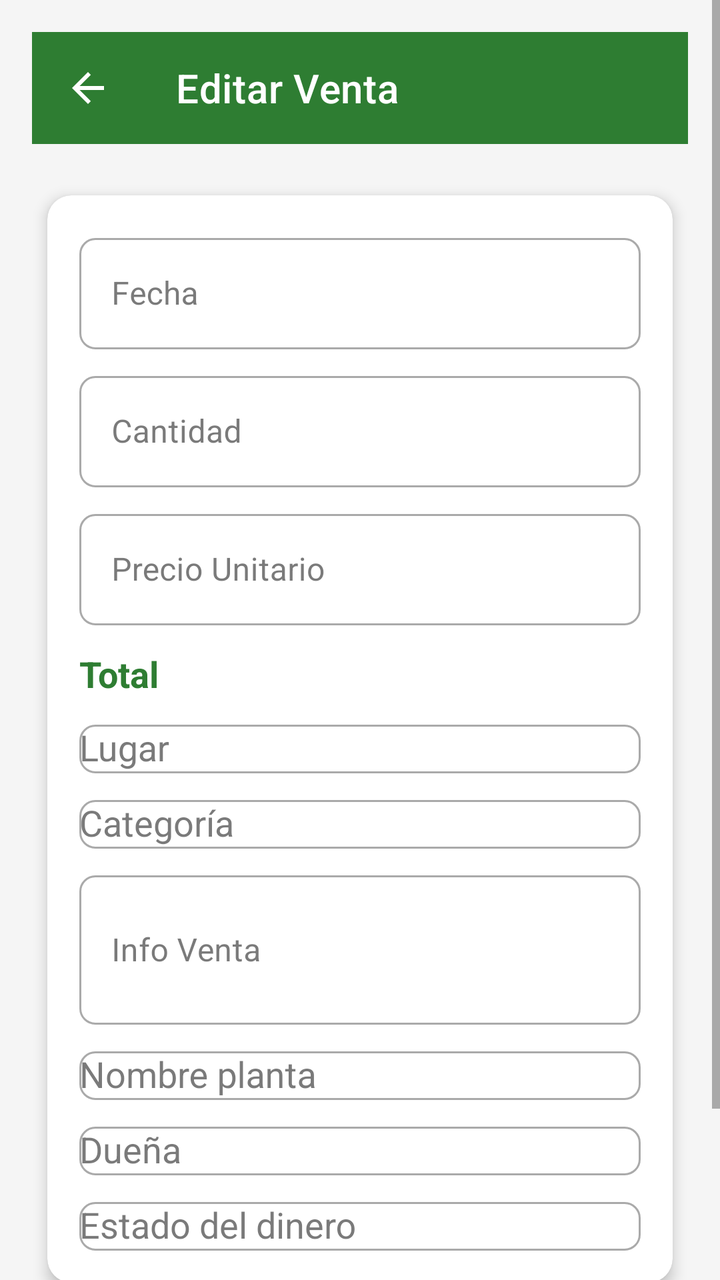
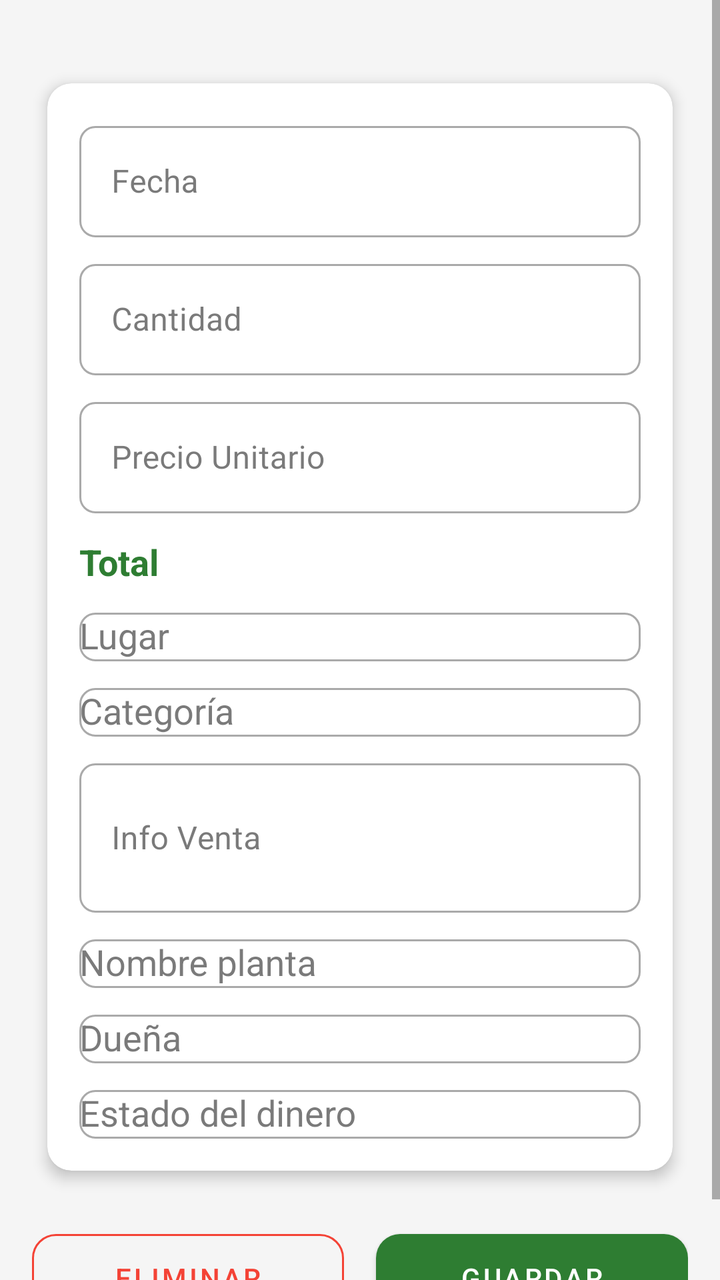

Compare the two renders of this Android layout. The source of the first and the diff that turns it into the second are given below.
<!-- AndroidManifest.xml: application theme Theme.OasisCheck -->
<!-- res/layout/activity_editar_venta.xml -->
<?xml version="1.0" encoding="utf-8"?>
<ScrollView
    xmlns:android="http://schemas.android.com/apk/res/android"
    xmlns:app="http://schemas.android.com/apk/res-auto"
    android:layout_width="match_parent"
    android:layout_height="match_parent"
    android:background="@color/background">

    <LinearLayout
        android:layout_width="match_parent"
        android:layout_height="wrap_content"
        android:orientation="vertical"
        android:padding="16dp">

        <com.google.android.material.appbar.MaterialToolbar
            android:id="@+id/toolbar"
            android:layout_width="match_parent"
            android:layout_height="?attr/actionBarSize"
            android:background="@color/green_primary"
            app:navigationIcon="@drawable/ic_back"
            app:title="@string/editar_venta"
            app:titleTextColor="@color/white"
            app:navigationIconTint="@color/white" />

        <androidx.cardview.widget.CardView
            style="@style/CardStyle"
            android:layout_width="match_parent"
            android:layout_height="wrap_content"
            android:layout_marginTop="16dp">

            <LinearLayout
                android:layout_width="match_parent"
                android:layout_height="wrap_content"
                android:orientation="vertical"
                android:padding="16dp">

                <com.google.android.material.textfield.TextInputLayout
                    style="@style/InputStyle"
                    android:layout_width="match_parent"
                    android:layout_height="wrap_content"
                    android:hint="@string/fecha">

                    <com.google.android.material.textfield.TextInputEditText
                        android:id="@+id/et_fecha"
                        android:layout_width="match_parent"
                        android:layout_height="wrap_content"
                        android:focusable="false"
                        android:clickable="true" />

                </com.google.android.material.textfield.TextInputLayout>

                <com.google.android.material.textfield.TextInputLayout
                    style="@style/InputStyle"
                    android:layout_width="match_parent"
                    android:layout_height="wrap_content"
                    android:layout_marginTop="8dp"
                    android:hint="@string/cantidad">

                    <com.google.android.material.textfield.TextInputEditText
                        android:id="@+id/et_cantidad"
                        android:layout_width="match_parent"
                        android:layout_height="wrap_content"
                        android:inputType="number" />

                </com.google.android.material.textfield.TextInputLayout>

                <com.google.android.material.textfield.TextInputLayout
                    style="@style/InputStyle"
                    android:layout_width="match_parent"
                    android:layout_height="wrap_content"
                    android:layout_marginTop="8dp"
                    android:hint="@string/precio_unitario"
                    app:prefixText="$">

                    <com.google.android.material.textfield.TextInputEditText
                        android:id="@+id/et_precio"
                        android:layout_width="match_parent"
                        android:layout_height="wrap_content"
                        android:inputType="numberDecimal" />

                </com.google.android.material.textfield.TextInputLayout>

                <TextView
                    android:id="@+id/tv_total"
                    android:layout_width="match_parent"
                    android:layout_height="wrap_content"
                    android:layout_marginTop="12dp"
                    android:text="@string/total"
                    android:textSize="18sp"
                    android:textStyle="bold"
                    android:textColor="@color/green_primary" />

                <com.google.android.material.textfield.TextInputLayout
                    style="@style/InputStyle"
                    android:layout_width="match_parent"
                    android:layout_height="wrap_content"
                    android:layout_marginTop="8dp"
                    android:hint="@string/lugar">

                    <AutoCompleteTextView
                        android:id="@+id/spinner_lugar"
                        android:layout_width="match_parent"
                        android:layout_height="wrap_content"
                        android:inputType="none" />

                </com.google.android.material.textfield.TextInputLayout>

                <com.google.android.material.textfield.TextInputLayout
                    style="@style/InputStyle"
                    android:layout_width="match_parent"
                    android:layout_height="wrap_content"
                    android:layout_marginTop="8dp"
                    android:hint="@string/categoria">

                    <AutoCompleteTextView
                        android:id="@+id/spinner_categoria"
                        android:layout_width="match_parent"
                        android:layout_height="wrap_content"
                        android:inputType="none" />

                </com.google.android.material.textfield.TextInputLayout>

                <com.google.android.material.textfield.TextInputLayout
                    style="@style/InputStyle"
                    android:layout_width="match_parent"
                    android:layout_height="wrap_content"
                    android:layout_marginTop="8dp"
                    android:hint="@string/info_venta">

                    <com.google.android.material.textfield.TextInputEditText
                        android:id="@+id/et_info"
                        android:layout_width="match_parent"
                        android:layout_height="wrap_content"
                        android:inputType="textMultiLine"
                        android:minLines="2" />

                </com.google.android.material.textfield.TextInputLayout>

                <com.google.android.material.textfield.TextInputLayout
                    style="@style/InputStyle"
                    android:layout_width="match_parent"
                    android:layout_height="wrap_content"
                    android:layout_marginTop="8dp"
                    android:hint="@string/nombre_planta">

                    <AutoCompleteTextView
                        android:id="@+id/et_nombre_planta"
                        android:layout_width="match_parent"
                        android:layout_height="wrap_content"
                        android:inputType="text" />

                </com.google.android.material.textfield.TextInputLayout>

                <com.google.android.material.textfield.TextInputLayout
                    style="@style/InputStyle"
                    android:layout_width="match_parent"
                    android:layout_height="wrap_content"
                    android:layout_marginTop="8dp"
                    android:hint="@string/duena">

                    <AutoCompleteTextView
                        android:id="@+id/spinner_duenia"
                        android:layout_width="match_parent"
                        android:layout_height="wrap_content"
                        android:inputType="none" />

                </com.google.android.material.textfield.TextInputLayout>

                <com.google.android.material.textfield.TextInputLayout
                    style="@style/InputStyle"
                    android:layout_width="match_parent"
                    android:layout_height="wrap_content"
                    android:layout_marginTop="8dp"
                    android:hint="@string/estado_del_dinero">

                    <AutoCompleteTextView
                        android:id="@+id/spinner_estado_dinero"
                        android:layout_width="match_parent"
                        android:layout_height="wrap_content"
                        android:inputType="none" />

                </com.google.android.material.textfield.TextInputLayout>

            </LinearLayout>

        </androidx.cardview.widget.CardView>

        <LinearLayout
            android:layout_width="match_parent"
            android:layout_height="wrap_content"
            android:orientation="horizontal"
            android:layout_marginTop="16dp">

            <com.google.android.material.button.MaterialButton
                android:id="@+id/btn_eliminar"
                style="@style/Widget.MaterialComponents.Button.OutlinedButton"
                android:layout_width="0dp"
                android:layout_height="56dp"
                android:layout_weight="1"
                android:layout_marginEnd="8dp"
                android:text="@string/eliminar"
                android:textColor="@color/red"
                app:strokeColor="@color/red"
                app:cornerRadius="12dp" />

            <com.google.android.material.button.MaterialButton
                android:id="@+id/btn_guardar"
                android:layout_width="0dp"
                android:layout_height="56dp"
                android:layout_weight="1"
                android:layout_marginStart="8dp"
                android:text="@string/guardar"
                app:backgroundTint="@color/green_primary"
                app:cornerRadius="12dp" />

        </LinearLayout>

    </LinearLayout>

</ScrollView>
<!-- resources referenced by this layout -->
<resources>
  <color name="background">#F5F5F5</color>
  <color name="green_primary">#2E7D32</color>
  <color name="red">#F44336</color>
  <color name="white">#FFFFFF</color>
  <!-- drawable ic_back (drawable) -->
  <?xml version="1.0" encoding="utf-8"?>
  <vector xmlns:android="http://schemas.android.com/apk/res/android"
      android:width="24dp"
      android:height="24dp"
      android:viewportWidth="24"
      android:viewportHeight="24"
      android:tint="?attr/colorControlNormal">
      <path
          android:fillColor="@android:color/white"
          android:pathData="M20,11H7.83l5.59,-5.59L12,4l-8,8 8,8 1.41,-1.41L7.83,13H20v-2z"/>
  </vector>
  <string name="cantidad">Cantidad</string>
  <string name="categoria">Categoría</string>
  <string name="duena">Dueña</string>
  <string name="editar_venta">Editar Venta</string>
  <string name="eliminar">Eliminar</string>
  <string name="estado_del_dinero">Estado del dinero</string>
  <string name="fecha">Fecha</string>
  <string name="guardar">Guardar</string>
  <string name="info_venta">Info Venta</string>
  <string name="lugar">Lugar</string>
  <string name="nombre_planta">Nombre planta</string>
  <string name="precio_unitario">Precio Unitario</string>
  <string name="total">Total</string>
  <style name="CardStyle">
          <item name="cardCornerRadius">12dp</item>
          <item name="cardElevation">4dp</item>
          <item name="cardUseCompatPadding">true</item>
      </style>
  <style name="InputStyle" parent="Widget.MaterialComponents.TextInputLayout.OutlinedBox">
          <item name="boxCornerRadiusTopStart">8dp</item>
          <item name="boxCornerRadiusTopEnd">8dp</item>
          <item name="boxCornerRadiusBottomStart">8dp</item>
          <item name="boxCornerRadiusBottomEnd">8dp</item>
      </style>
  <style name="Theme.OasisCheck" parent="Theme.MaterialComponents.DayNight.DarkActionBar">
          <item name="colorPrimary">@color/green_primary</item>
          <item name="colorPrimaryDark">@color/green_primary_dark</item>
          <item name="colorAccent">@color/green_accent</item>
          <item name="colorSecondary">@color/green_accent</item>
          <item name="colorOnSurface">@color/text_primary</item>
          <item name="android:statusBarColor">@color/green_primary_dark</item>
      </style>
  <color name="green_primary_dark">#1B5E20</color>
  <color name="green_accent">#66BB6A</color>
  <color name="text_primary">#212121</color>
</resources>

<!-- the commit's change to res/layout/activity_editar_venta.xml (unified diff, before → after) -->
@@ -12,15 +12,7 @@
         android:orientation="vertical"
         android:padding="16dp">
 
-        <com.google.android.material.appbar.MaterialToolbar
-            android:id="@+id/toolbar"
-            android:layout_width="match_parent"
-            android:layout_height="?attr/actionBarSize"
-            android:background="@color/green_primary"
-            app:navigationIcon="@drawable/ic_back"
-            app:title="@string/editar_venta"
-            app:titleTextColor="@color/white"
-            app:navigationIconTint="@color/white" />
+
 
         <androidx.cardview.widget.CardView
             style="@style/CardStyle"
<!-- resource entries referenced after the edit -->
@@ -3,23 +3,9 @@
   <color name="background">#F5F5F5</color>
   <color name="green_primary">#2E7D32</color>
   <color name="red">#F44336</color>
-  <color name="white">#FFFFFF</color>
-  <!-- drawable ic_back (drawable) -->
-  <?xml version="1.0" encoding="utf-8"?>
-  <vector xmlns:android="http://schemas.android.com/apk/res/android"
-      android:width="24dp"
-      android:height="24dp"
-      android:viewportWidth="24"
-      android:viewportHeight="24"
-      android:tint="?attr/colorControlNormal">
-      <path
-          android:fillColor="@android:color/white"
-          android:pathData="M20,11H7.83l5.59,-5.59L12,4l-8,8 8,8 1.41,-1.41L7.83,13H20v-2z"/>
-  </vector>
   <string name="cantidad">Cantidad</string>
   <string name="categoria">Categoría</string>
   <string name="duena">Dueña</string>
-  <string name="editar_venta">Editar Venta</string>
   <string name="eliminar">Eliminar</string>
   <string name="estado_del_dinero">Estado del dinero</string>
   <string name="fecha">Fecha</string>
@@ -40,16 +26,15 @@
           <item name="boxCornerRadiusBottomStart">8dp</item>
           <item name="boxCornerRadiusBottomEnd">8dp</item>
       </style>
-  <style name="Theme.OasisCheck" parent="Theme.MaterialComponents.DayNight.DarkActionBar">
-          <item name="colorPrimary">@color/green_primary</item>
-          <item name="colorPrimaryDark">@color/green_primary_dark</item>
-          <item name="colorAccent">@color/green_accent</item>
-          <item name="colorSecondary">@color/green_accent</item>
+  <style name="Theme.OasisCheck" parent="Theme.MaterialComponents.DayNight.NoActionBar">
+          <item name="colorPrimary">@color/purple</item>
+          <item name="colorPrimaryDark">#6A1B9A</item>
+          <item name="colorAccent">#FF4081</item>
+          <item name="colorSecondary">#FF4081</item>
           <item name="colorOnSurface">@color/text_primary</item>
-          <item name="android:statusBarColor">@color/green_primary_dark</item>
+          <item name="android:statusBarColor">#6A1B9A</item>
       </style>
-  <color name="green_primary_dark">#1B5E20</color>
-  <color name="green_accent">#66BB6A</color>
+  <color name="purple">#9C27B0</color>
   <color name="text_primary">#212121</color>
 </resources>
 
